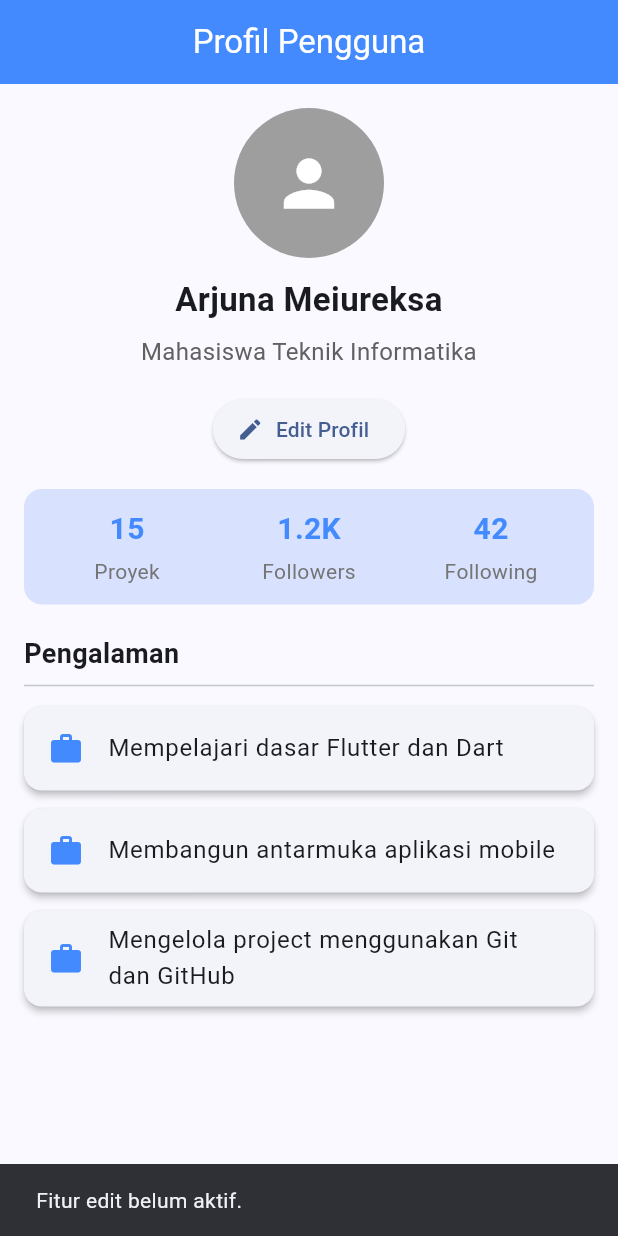
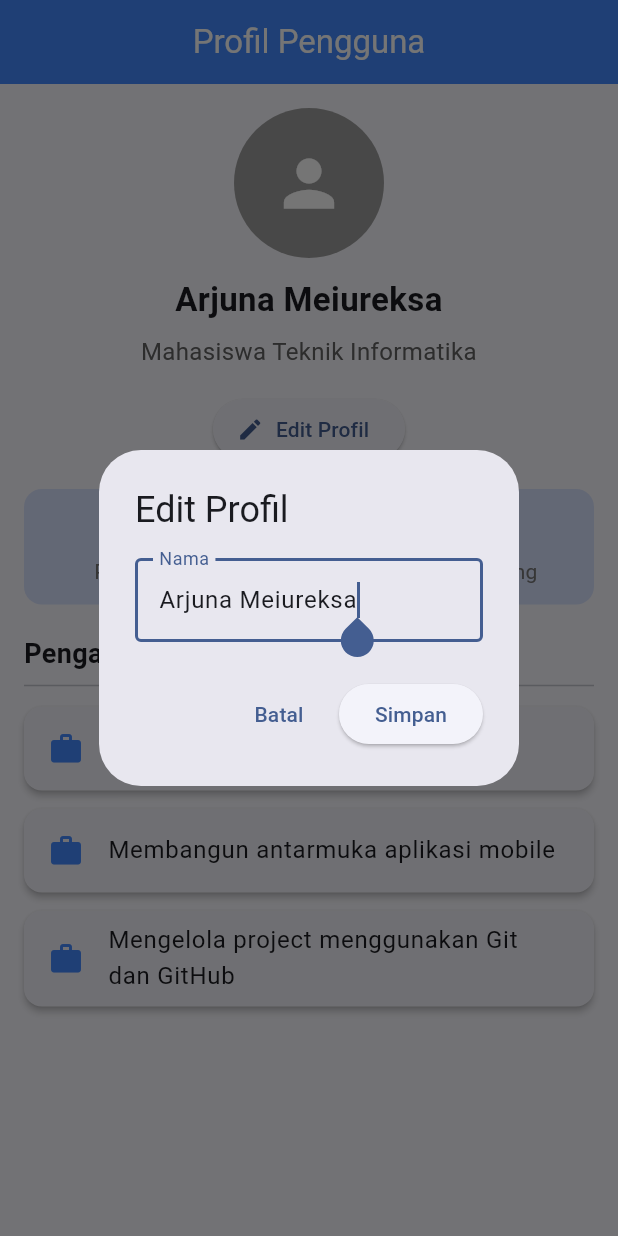
Before and after one commit to iamjonaz/flutter_training4, a Flutter app: the screen it shows after launch, after a tap on "Edit Profil", on a phone screen of 412 x 824 dp. Run offline on Flutter 3.47's test engine with Material 3 defaults, Android fonts, the phone set to English and light mode, and no system bars.

Commit message:
feat: implement edit profile dialog with state update

```diff
--- a/lib/profile_page.dart
+++ b/lib/profile_page.dart
@@ -14,12 +14,59 @@ class ProfilePage extends StatefulWidget {
 class _ProfilePageState extends State<ProfilePage> {
   String _userName = 'Arjuna Meiureksa';
   final String _role = 'Mahasiswa Teknik Informatika';
+  final TextEditingController _nameController = TextEditingController();
 
   static const List<String> _experiences = [
     'Mempelajari dasar Flutter dan Dart',
     'Membangun antarmuka aplikasi mobile',
     'Mengelola project menggunakan Git dan GitHub',
   ];
+
+  void _showEditDialog() {
+    _nameController.text = _userName;
+
+    showDialog<void>(
+      context: context,
+      builder: (dialogContext) {
+        return AlertDialog(
+          title: const Text('Edit Profil'),
+          content: TextFormField(
+            controller: _nameController,
+            autofocus: true,
+            decoration: const InputDecoration(
+              labelText: 'Nama',
+              hintText: 'Masukkan nama baru',
+              border: OutlineInputBorder(),
+            ),
+          ),
+          actions: [
+            TextButton(
+              onPressed: () => Navigator.of(dialogContext).pop(),
+              child: const Text('Batal'),
+            ),
+            ElevatedButton(
+              onPressed: () {
+                final newName = _nameController.text.trim();
+                if (newName.isNotEmpty) {
+                  setState(() {
+                    _userName = newName;
+                  });
+                }
+                Navigator.of(dialogContext).pop();
+              },
+              child: const Text('Simpan'),
+            ),
+          ],
+        );
+      },
+    );
+  }
+
+  @override
+  void dispose() {
+    _nameController.dispose();
+    super.dispose();
+  }
 
   @override
   Widget build(BuildContext context) {
@@ -39,11 +86,7 @@ class _ProfilePageState extends State<ProfilePage> {
             ProfileInfo(name: _userName, role: _role),
             const SizedBox(height: 16),
             ElevatedButton.icon(
-              onPressed: () {
-                ScaffoldMessenger.of(context).showSnackBar(
-                  const SnackBar(content: Text('Fitur edit belum aktif.')),
-                );
-              },
+              onPressed: _showEditDialog,
               icon: const Icon(Icons.edit),
               label: const Text('Edit Profil'),
             ),
```
